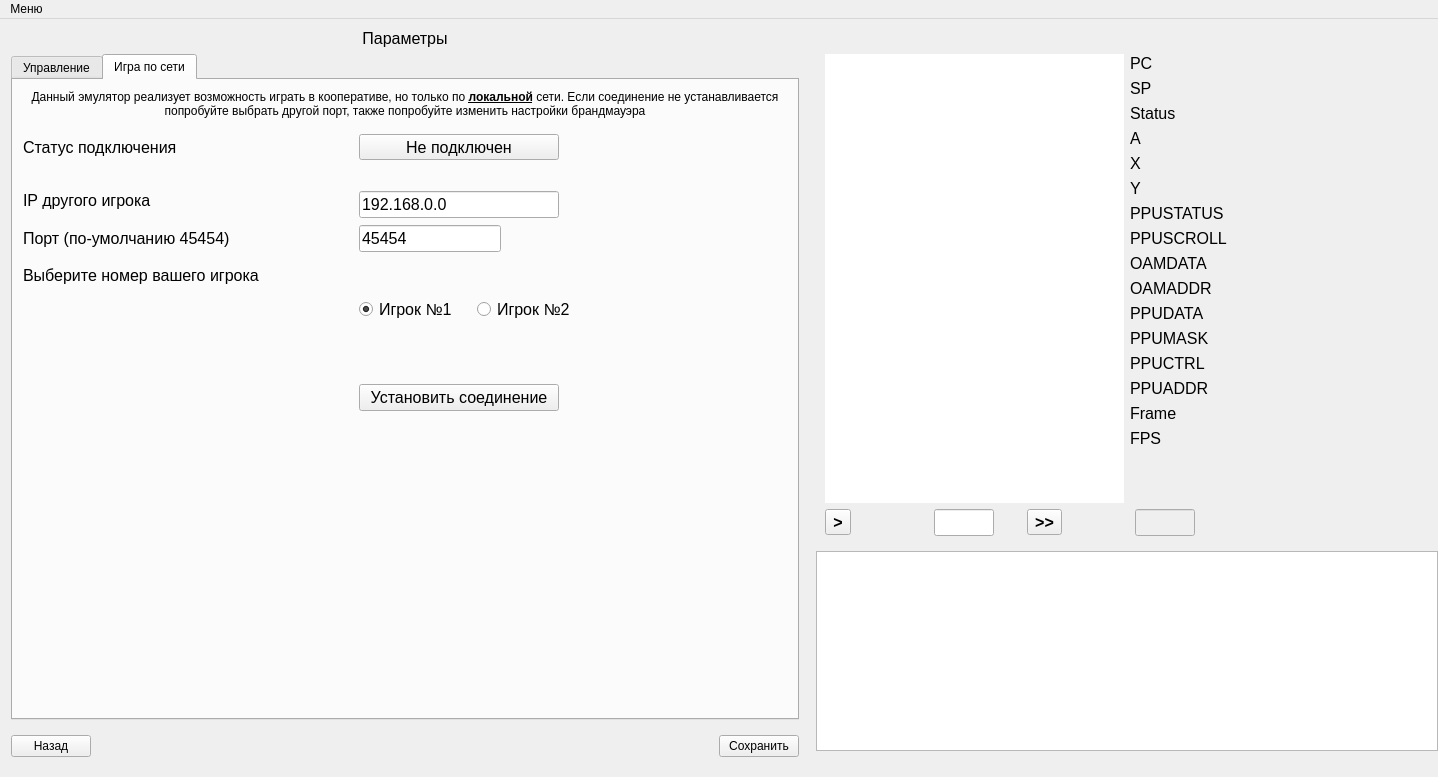
Old version of the form emulateNES/forms/mainwindow.ui in the repository maxim14254/emulateNES.
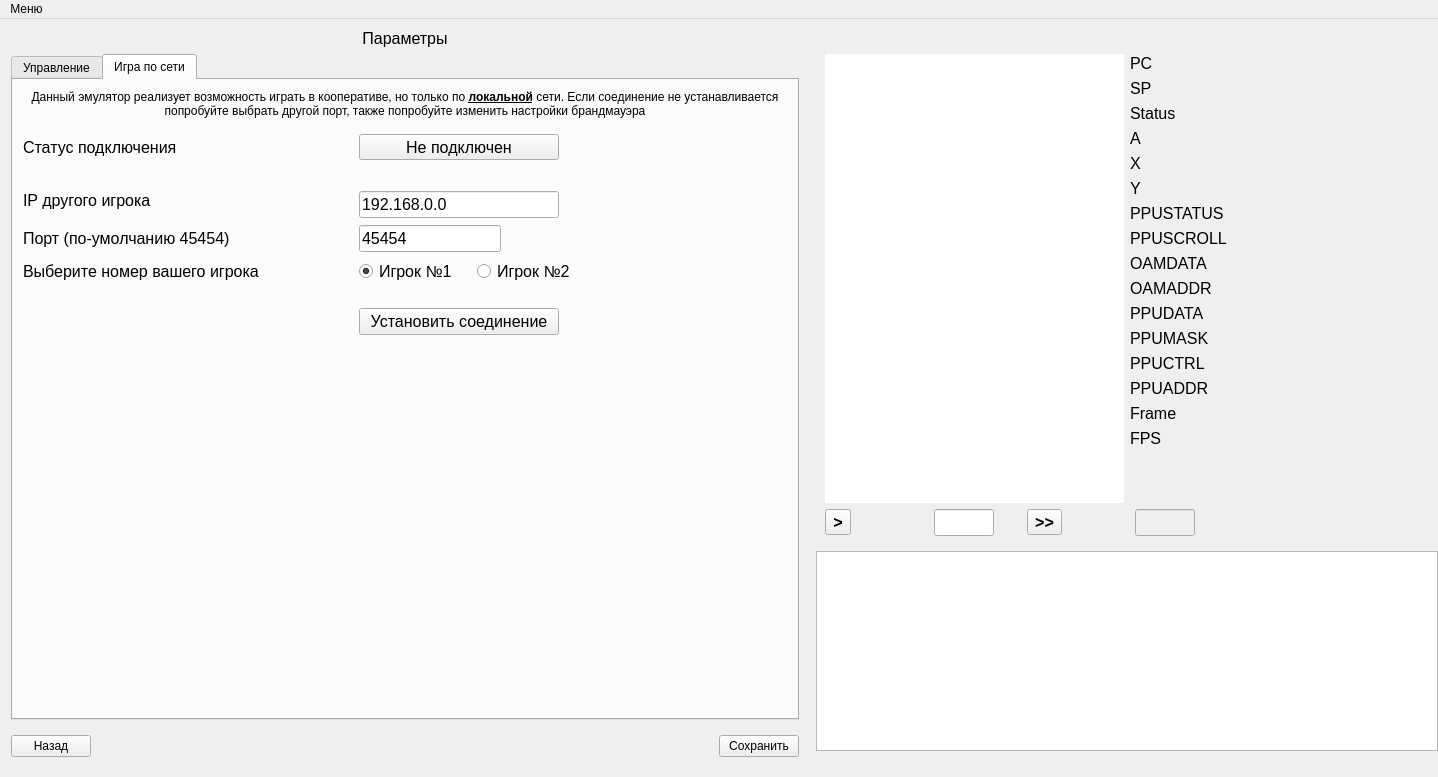
New version of the form.

Diff of the .ui file:
```diff
--- a/emulateNES/forms/mainwindow.ui
+++ b/emulateNES/forms/mainwindow.ui
@@ -1027,23 +1027,10 @@
                            </property>
                           </widget>
                          </item>
-                         <item>
-                          <spacer name="horizontalSpacer_6">
-                           <property name="orientation">
-                            <enum>Qt::Horizontal</enum>
-                           </property>
-                           <property name="sizeHint" stdset="0">
-                            <size>
-                             <width>40</width>
-                             <height>20</height>
-                            </size>
-                           </property>
-                          </spacer>
-                         </item>
                          <item>
                           <spacer name="horizontalSpacer_3">
                            <property name="orientation">
-                            <enum>Qt::Vertical</enum>
+                            <enum>Qt::Horizontal</enum>
                            </property>
                            <property name="sizeHint" stdset="0">
                             <size>
```
Left out of the diff: 15 changed lines with no effect on the pictures.
